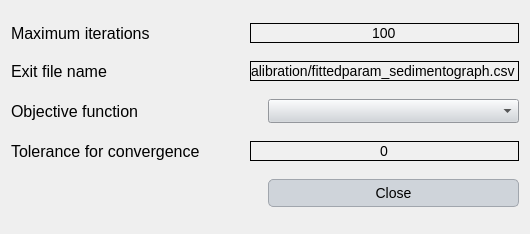
Qt form Source_code/ui/calibration_advanced_settings_sedimentograph.ui (Inigobarbe/VFSMOD-GUI) before a commit.
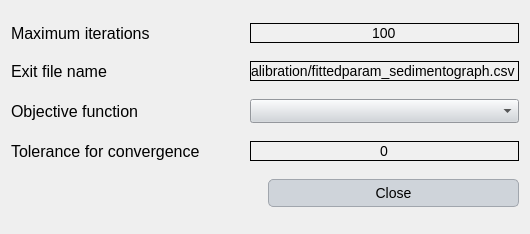
The same form after that commit.

Patch:
```diff
--- a/Source_code/ui/calibration_advanced_settings_sedimentograph.ui
+++ b/Source_code/ui/calibration_advanced_settings_sedimentograph.ui
@@ -177,10 +177,16 @@
       <widget class="QLabel" name="label_3">
        <property name="minimumSize">
         <size>
-         <width>186</width>
+         <width>233</width>
          <height>0</height>
         </size>
        </property>
+       <property name="maximumSize">
+        <size>
+         <width>233</width>
+         <height>16777215</height>
+        </size>
+       </property>
        <property name="text">
         <string>Objective function</string>
        </property>
```
Left out of the diff: 12 changed lines with no effect on the pictures.
